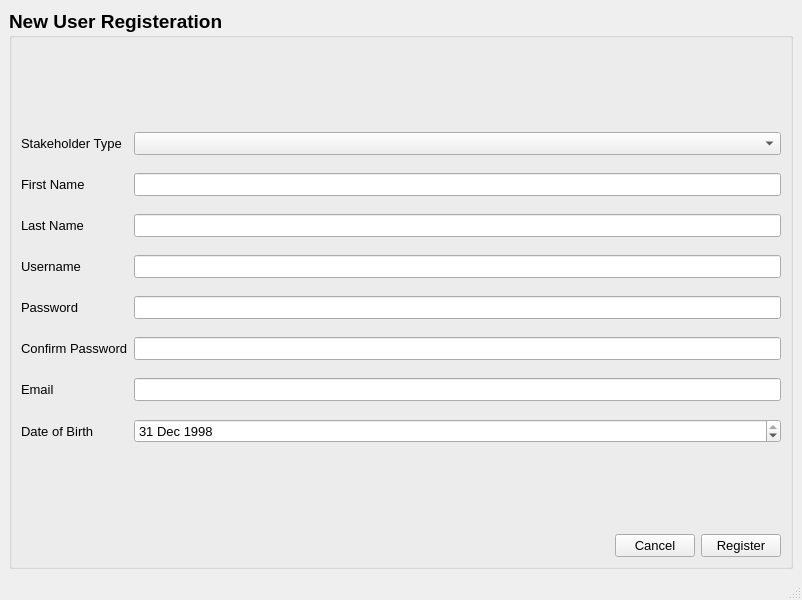
Above: venv/application/ui/userRegistration.ui from msriv/Enterprise-Resource-Planner before the change. Below: the same form after it.
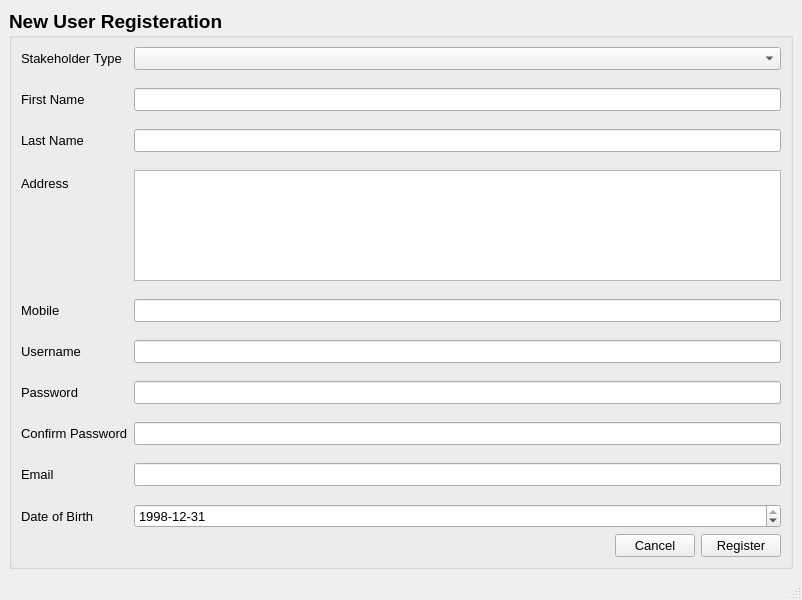
That is the form after the change.

Commit message: DB Class Done. Final Linking remaining with warning and alert messages. Only a couple of screens have DB Integration

Diff of the .ui file:
```diff
--- a/venv/application/ui/userRegistration.ui
+++ b/venv/application/ui/userRegistration.ui
@@ -124,7 +124,7 @@
            </property>
           </widget>
          </item>
-         <item row="3" column="0">
+         <item row="5" column="0">
           <widget class="QLabel" name="label_3">
            <property name="font">
             <font>
@@ -139,8 +139,8 @@
            </property>
           </widget>
          </item>
-         <item row="3" column="1">
-          <widget class="QLineEdit" name="lineEdit_3">
+         <item row="5" column="1">
+          <widget class="QLineEdit" name="usernameEdit">
            <property name="font">
             <font>
              <family>Arial</family>
@@ -151,7 +151,7 @@
            </property>
           </widget>
          </item>
-         <item row="4" column="0">
+         <item row="6" column="0">
           <widget class="QLabel" name="label_5">
            <property name="font">
             <font>
@@ -166,8 +166,8 @@
            </property>
           </widget>
          </item>
-         <item row="4" column="1">
-          <widget class="QLineEdit" name="lineEdit_4">
+         <item row="6" column="1">
+          <widget class="QLineEdit" name="passwordEdit">
            <property name="font">
             <font>
              <family>Arial</family>
@@ -178,7 +178,7 @@
            </property>
           </widget>
          </item>
-         <item row="5" column="0">
+         <item row="7" column="0">
           <widget class="QLabel" name="label_8">
            <property name="font">
             <font>
@@ -193,8 +193,8 @@
            </property>
           </widget>
          </item>
-         <item row="5" column="1">
-          <widget class="QLineEdit" name="lineEdit_6">
+         <item row="7" column="1">
+          <widget class="QLineEdit" name="confirmPasswordEdit">
            <property name="font">
             <font>
              <family>Arial</family>
@@ -205,7 +205,7 @@
            </property>
           </widget>
          </item>
-         <item row="6" column="0">
+         <item row="8" column="0">
           <widget class="QLabel" name="label_6">
            <property name="font">
             <font>
@@ -220,8 +220,8 @@
            </property>
           </widget>
          </item>
-         <item row="6" column="1">
-          <widget class="QLineEdit" name="lineEdit_5">
+         <item row="8" column="1">
+          <widget class="QLineEdit" name="emailEdit">
            <property name="font">
             <font>
              <family>Arial</family>
@@ -232,7 +232,7 @@
            </property>
           </widget>
          </item>
-         <item row="7" column="0">
+         <item row="9" column="0">
           <widget class="QLabel" name="label_7">
            <property name="font">
             <font>
@@ -247,7 +247,7 @@
            </property>
           </widget>
          </item>
-         <item row="7" column="1">
+         <item row="9" column="1">
           <widget class="QDateEdit" name="dateEdit">
            <property name="font">
             <font>
@@ -276,6 +276,51 @@
              <month>9</month>
              <day>14</day>
             </datetime>
+           </property>
+           <property name="displayFormat">
+            <string>yyyy-MM-dd</string>
+           </property>
+          </widget>
+         </item>
+         <item row="3" column="0">
+          <widget class="QLabel" name="label_9">
+           <property name="font">
+            <font>
+             <pointsize>10</pointsize>
+             <weight>50</weight>
+             <bold>false</bold>
+            </font>
+           </property>
+           <property name="text">
+            <string>Address</string>
+           </property>
+          </widget>
+         </item>
+         <item row="3" column="1">
+          <widget class="QTextEdit" name="addressEdit"/>
+         </item>
+         <item row="4" column="0">
+          <widget class="QLabel" name="label_10">
+           <property name="font">
+            <font>
+             <pointsize>10</pointsize>
+             <weight>50</weight>
+             <bold>false</bold>
+            </font>
+           </property>
+           <property name="text">
+            <string>Mobile</string>
+           </property>
+          </widget>
+         </item>
+         <item row="4" column="1">
+          <widget class="QLineEdit" name="mobileEdit">
+           <property name="font">
+            <font>
+             <pointsize>10</pointsize>
+             <weight>50</weight>
+             <bold>false</bold>
+            </font>
            </property>
           </widget>
          </item>
```
Left out of the diff: 6 changed lines with no effect on the pictures. The commit also changes 12 other files.
